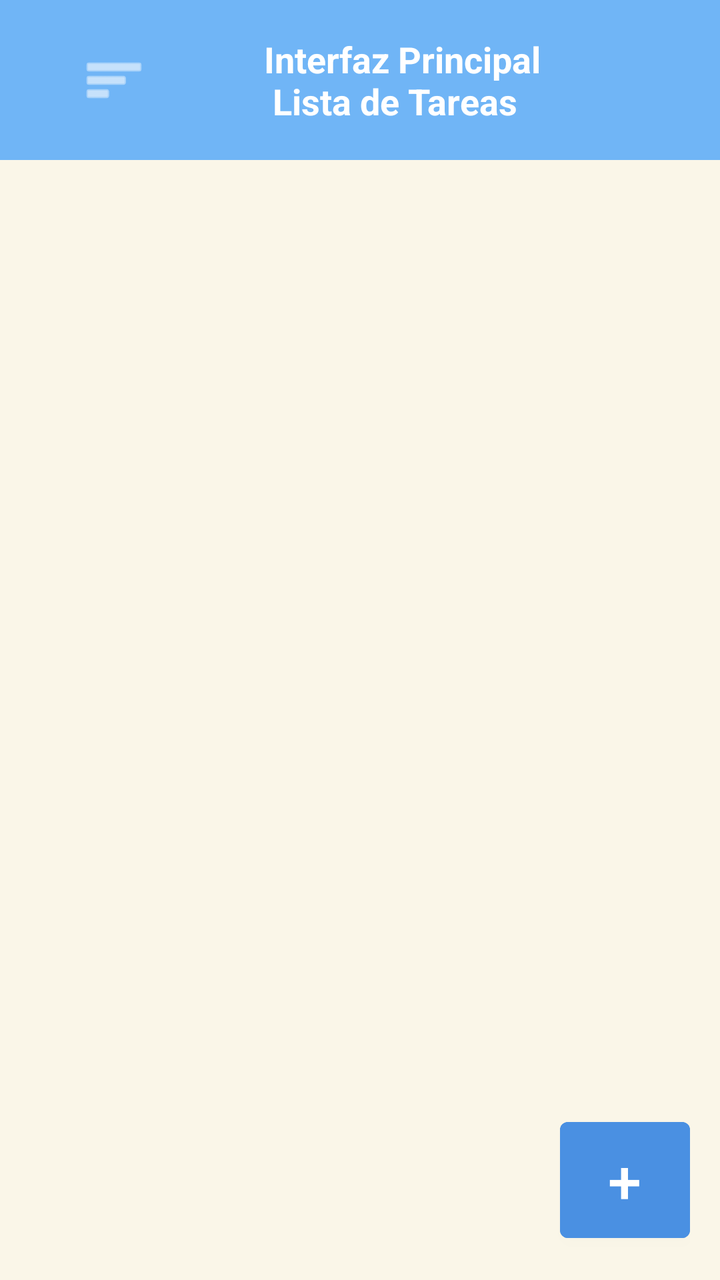
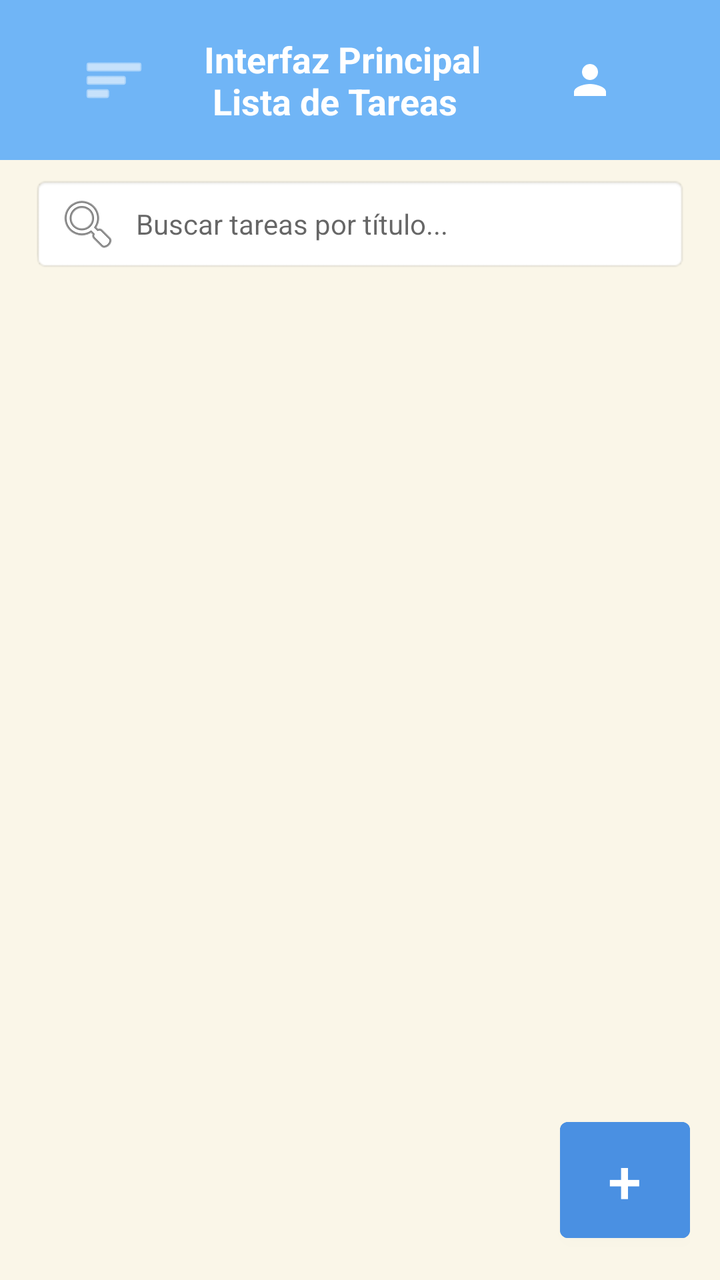

An Android layout rendered at two revisions. The XML below is the earlier revision; the diff shows what the commit changed to produce the second picture.
<!-- AndroidManifest.xml: application theme Theme.MaterialComponents.DayNight.NoActionBar -->
<!-- res/layout/activity_interfaz_lista.xml -->
<?xml version="1.0" encoding="utf-8"?>
<androidx.drawerlayout.widget.DrawerLayout
    xmlns:android="http://schemas.android.com/apk/res/android"
    xmlns:app="http://schemas.android.com/apk/res-auto"
    xmlns:tools="http://schemas.android.com/tools"
    android:id="@+id/drawerLayout"
    android:layout_width="match_parent"
    android:layout_height="match_parent"
    android:background="#FAF6E8">

    <LinearLayout
        android:layout_width="match_parent"
        android:layout_height="match_parent"
        android:orientation="vertical">

        
        <LinearLayout
            android:layout_width="match_parent"
            android:layout_height="80dp"
            android:background="#70B5F6"
            android:gravity="center"
            android:padding="16dp">

            <Toolbar
                android:layout_width="match_parent"
                android:layout_height="70dp">

                <com.google.android.material.appbar.MaterialToolbar
                    android:id="@+id/Burguer"
                    android:layout_width="50dp"
                    android:layout_height="50dp"
                    android:layout_marginRight="50dp"
                    app:navigationIcon="@android:drawable/ic_menu_sort_by_size"
                    app:navigationIconTint="#FFFFFF"
                    android:contentDescription="Menú desplegable"/>

                <TextView
                    android:id="@+id/tvTitle"
                    android:layout_width="wrap_content"
                    android:layout_height="wrap_content"
                    android:text="Interfaz Principal \n Lista de Tareas"
                    android:textColor="#FFFFFF"
                    android:textSize="18sp"
                    android:textStyle="bold"
                    android:layout_marginRight="50dp"/>

                <ImageButton
                    android:id="@+id/btnUsuario"
                    android:layout_width="60dp"
                    android:layout_height="60dp"
                    android:background="?attr/selectableItemBackgroundBorderless"
                    android:src="@drawable/ic_usuario"
                    app:tint="#FFFFFF"/>
            </Toolbar>
        </LinearLayout>

        
        <androidx.recyclerview.widget.RecyclerView
            android:id="@+id/rvTareasMain"
            android:layout_width="match_parent"
            android:layout_height="0dp"
            android:layout_weight="1"
            android:paddingVertical="8dp"
            android:clipToPadding="false"
            tools:listitem="@layout/item_tarea" />

        
        <LinearLayout
            android:layout_width="match_parent"
            android:layout_height="wrap_content"
            android:gravity="end"
            android:padding="15dp">

            <Button
                android:id="@+id/btnAgregarTarea"
                android:layout_width="65dp"
                android:layout_height="70dp"
                android:text="+"
                android:textColor="#FFFFFF"
                android:backgroundTint="#4A90E2"
                android:textSize="30dp"/>
        </LinearLayout>

    </LinearLayout>

    <com.google.android.material.navigation.NavigationView
        android:id="@+id/navigationView"
        android:layout_width="wrap_content"
        android:layout_height="match_parent"
        android:layout_gravity="start"
        app:menu="@menu/menu" />

</androidx.drawerlayout.widget.DrawerLayout>
<!-- res/layout/item_tarea.xml (included above) -->
<?xml version="1.0" encoding="utf-8"?>
<androidx.cardview.widget.CardView xmlns:android="http://schemas.android.com/apk/res/android"
    xmlns:app="http://schemas.android.com/apk/res-auto"
    android:layout_width="match_parent"
    android:layout_height="wrap_content"
    android:layout_marginHorizontal="12dp"
    android:layout_marginVertical="6dp"
    app:cardBackgroundColor="#FFFFFF"
    app:cardCornerRadius="12dp"
    app:cardElevation="2dp">

    <LinearLayout
        android:layout_width="match_parent"
        android:layout_height="wrap_content"
        android:orientation="horizontal"
        android:padding="16dp"
        android:gravity="center_vertical">

        
        <CheckBox
            android:id="@+id/cbCompletada"
            android:layout_width="wrap_content"
            android:layout_height="wrap_content"
            android:buttonTint="#4A90E2" />

        <LinearLayout
            android:layout_width="0dp"
            android:layout_height="wrap_content"
            android:layout_weight="1"
            android:orientation="vertical"
            android:layout_marginStart="8dp">

            <TextView
                android:id="@+id/tvTituloTarea"
                android:layout_width="wrap_content"
                android:layout_height="wrap_content"
                android:text="Título de la tarea"
                android:textColor="#333333"
                android:textSize="18sp"
                android:textStyle="bold" />

            <TextView
                android:id="@+id/tvDescripcionTarea"
                android:layout_width="wrap_content"
                android:layout_height="wrap_content"
                android:text="Descripción de la tarea"
                android:textColor="#666666"
                android:textSize="14sp"
                android:layout_marginTop="2dp" />
        </LinearLayout>

        
        <ImageButton
            android:id="@+id/btnEliminarTarea"
            android:layout_width="36dp"
            android:layout_height="36dp"
            android:background="?attr/selectableItemBackgroundBorderless"
            android:src="@android:drawable/ic_menu_delete"
            app:tint="#F48FB1"
            android:contentDescription="Enviar a papelera" />
    </LinearLayout>
</androidx.cardview.widget.CardView>
<!-- resources referenced by this layout -->
<resources>
  <!-- drawable ic_usuario (drawable) -->
  <vector xmlns:android="http://schemas.android.com/apk/res/android" android:height="24dp" android:tint="#000000" android:viewportHeight="24" android:viewportWidth="24" android:width="24dp">
        
      <path android:fillColor="@android:color/white" android:pathData="M12,12c2.21,0 4,-1.79 4,-4s-1.79,-4 -4,-4 -4,1.79 -4,4 1.79,4 4,4zM12,14c-2.67,0 -8,1.34 -8,4v2h16v-2c0,-2.66 -5.33,-4 -8,-4z"/>
      
  </vector>
</resources>

<!-- the commit's change to res/layout/activity_interfaz_lista.xml (unified diff, before → after) -->
@@ -29,7 +29,7 @@
                     android:id="@+id/Burguer"
                     android:layout_width="50dp"
                     android:layout_height="50dp"
-                    android:layout_marginRight="50dp"
+                    android:layout_marginRight="20dp"
                     app:navigationIcon="@android:drawable/ic_menu_sort_by_size"
                     app:navigationIconTint="#FFFFFF"
                     android:contentDescription="Menú desplegable"/>
@@ -42,7 +42,7 @@
                     android:textColor="#FFFFFF"
                     android:textSize="18sp"
                     android:textStyle="bold"
-                    android:layout_marginRight="50dp"/>
+                    android:layout_marginRight="20dp"/>
 
                 <ImageButton
                     android:id="@+id/btnUsuario"
@@ -55,6 +55,20 @@
         </LinearLayout>
 
         
+        <EditText
+            android:id="@+id/etBuscarTarea"
+            android:layout_width="match_parent"
+            android:layout_height="48dp"
+            android:layout_marginHorizontal="16dp"
+            android:layout_marginTop="8dp"
+            android:background="@android:drawable/editbox_background"
+            android:drawableStart="@android:drawable/ic_menu_search"
+            android:drawablePadding="8dp"
+            android:hint="Buscar tareas por título..."
+            android:paddingHorizontal="12dp"
+            android:textSize="14sp" />
+
+        
         <androidx.recyclerview.widget.RecyclerView
             android:id="@+id/rvTareasMain"
             android:layout_width="match_parent"
@@ -83,6 +97,7 @@
 
     </LinearLayout>
 
+    
     <com.google.android.material.navigation.NavigationView
         android:id="@+id/navigationView"
         android:layout_width="wrap_content"
@@ -106,51 +121,86 @@
     <LinearLayout
         android:layout_width="match_parent"
         android:layout_height="wrap_content"
-        android:orientation="horizontal"
-        android:padding="16dp"
-        android:gravity="center_vertical">
-
-        
-        <CheckBox
-            android:id="@+id/cbCompletada"
-            android:layout_width="wrap_content"
+        android:orientation="horizontal">
+
+        
+        <View
+            android:id="@+id/viewColorCategoria"
+            android:layout_width="6dp"
+            android:layout_height="match_parent"
+            android:background="#4A90E2" />
+
+        <LinearLayout
+            android:layout_width="match_parent"
             android:layout_height="wrap_content"
-            android:buttonTint="#4A90E2" />
-
-        <LinearLayout
-            android:layout_width="0dp"
-            android:layout_height="wrap_content"
-            android:layout_weight="1"
-            android:orientation="vertical"
-            android:layout_marginStart="8dp">
-
-            <TextView
-                android:id="@+id/tvTituloTarea"
+            android:orientation="horizontal"
+            android:padding="12dp"
+            android:gravity="center_vertical">
+
+            
+            <CheckBox
+                android:id="@+id/cbCompletada"
                 android:layout_width="wrap_content"
                 android:layout_height="wrap_content"
-                android:text="Título de la tarea"
-                android:textColor="#333333"
-                android:textSize="18sp"
-                android:textStyle="bold" />
-
-            <TextView
-                android:id="@+id/tvDescripcionTarea"
-                android:layout_width="wrap_content"
+                android:buttonTint="#4A90E2" />
+
+            <LinearLayout
+                android:layout_width="0dp"
                 android:layout_height="wrap_content"
-                android:text="Descripción de la tarea"
-                android:textColor="#666666"
-                android:textSize="14sp"
-                android:layout_marginTop="2dp" />
+                android:layout_weight="1"
+                android:orientation="vertical"
+                android:layout_marginStart="8dp">
+
+                
+                <TextView
+                    android:id="@+id/tvCategoriaTarea"
+                    android:layout_width="wrap_content"
+                    android:layout_height="wrap_content"
+                    android:text="TRABAJO"
+                    android:textColor="#4A90E2"
+                    android:textSize="10sp"
+                    android:textStyle="bold"
+                    android:letterSpacing="0.05" />
+
+                <TextView
+                    android:id="@+id/tvTituloTarea"
+                    android:layout_width="wrap_content"
+                    android:layout_height="wrap_content"
+                    android:text="Título de la tarea"
+                    android:textColor="#333333"
+                    android:textSize="16sp"
+                    android:textStyle="bold"
+                    android:layout_marginTop="2dp" />
+
+                <TextView
+                    android:id="@+id/tvDescripcionTarea"
+                    android:layout_width="wrap_content"
+                    android:layout_height="wrap_content"
+                    android:text="Descripción de la tarea"
+                    android:textColor="#666666"
+                    android:textSize="13sp"
+                    android:layout_marginTop="2dp" />
+
+                
+                <TextView
+                    android:id="@+id/tvFechaTarea"
+                    android:layout_width="wrap_content"
+                    android:layout_height="wrap_content"
+                    android:text="📅 2026-03-25"
+                    android:textColor="#888888"
+                    android:textSize="12sp"
+                    android:layout_marginTop="6dp" />
+            </LinearLayout>
+
+            
+            <ImageButton
+                android:id="@+id/btnEliminarTarea"
+                android:layout_width="36dp"
+                android:layout_height="36dp"
+                android:background="?attr/selectableItemBackgroundBorderless"
+                android:src="@android:drawable/ic_menu_delete"
+                app:tint="#F48FB1"
+                android:contentDescription="Enviar a papelera" />
         </LinearLayout>
-
-        
-        <ImageButton
-            android:id="@+id/btnEliminarTarea"
-            android:layout_width="36dp"
-            android:layout_height="36dp"
-            android:background="?attr/selectableItemBackgroundBorderless"
-            android:src="@android:drawable/ic_menu_delete"
-            app:tint="#F48FB1"
-            android:contentDescription="Enviar a papelera" />
     </LinearLayout>
 </androidx.cardview.widget.CardView>
